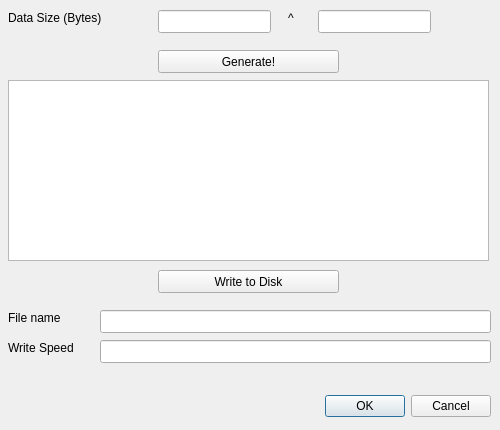
Before: the Qt Designer form DEExp/writedatadialog.ui in yunhasnawa/DEExp, drawn with Qt 5.
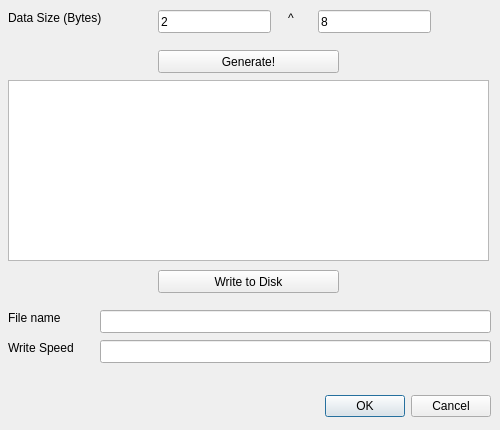
After: the same form once the commit is applied.

What changed in the file:
```diff
--- a/DEExp/writedatadialog.ui
+++ b/DEExp/writedatadialog.ui
@@ -51,6 +51,9 @@
      <height>23</height>
     </rect>
    </property>
+   <property name="text">
+    <string>8</string>
+   </property>
   </widget>
   <widget class="QLineEdit" name="lineEdit_3">
    <property name="geometry">
@@ -146,6 +149,9 @@
      <height>23</height>
     </rect>
    </property>
+   <property name="text">
+    <string>2</string>
+   </property>
   </widget>
   <widget class="QLineEdit" name="lineEdit_4">
    <property name="geometry">
```
Left out of the diff: 14 changed lines with no effect on the pictures.
